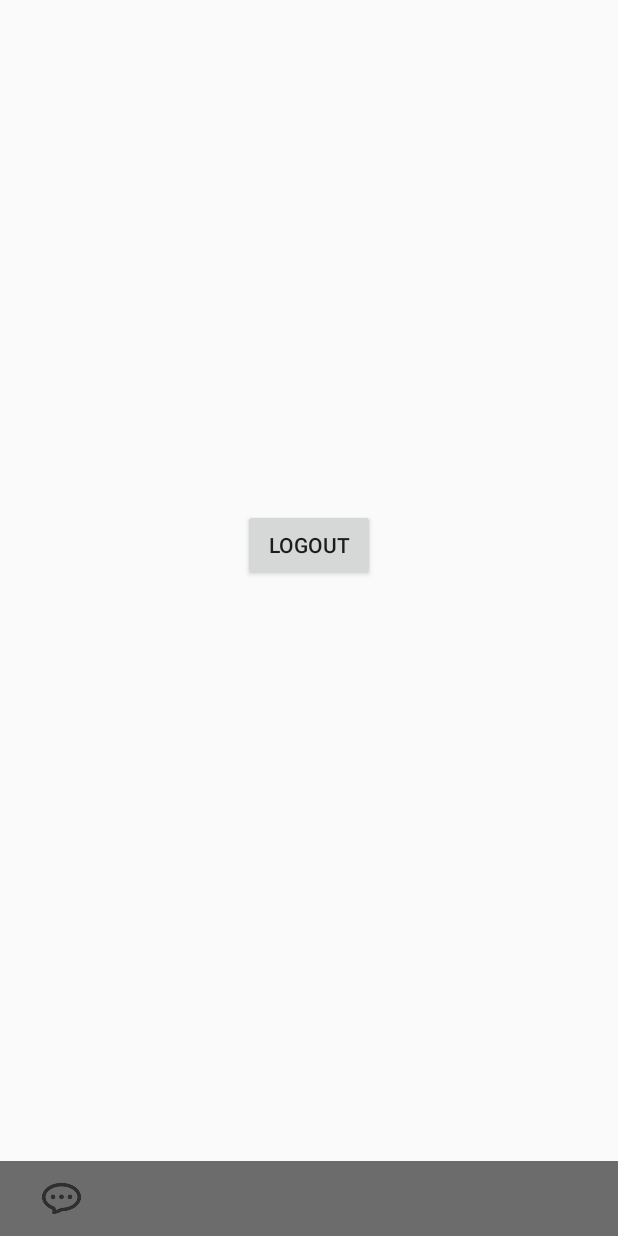
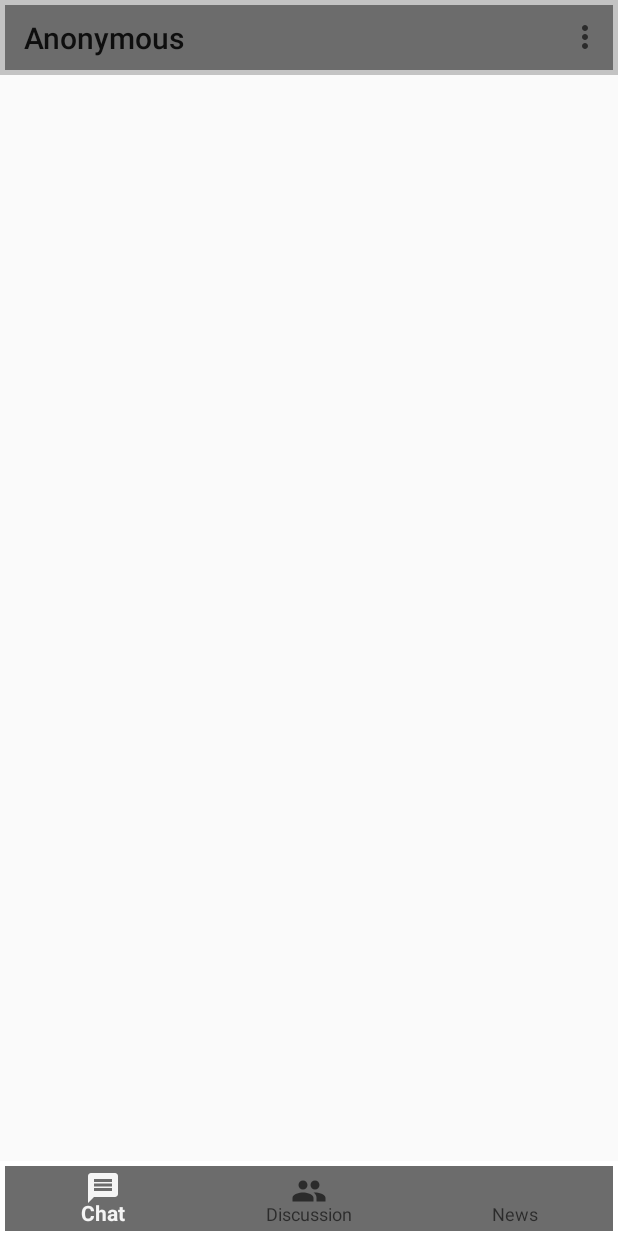
Before and after one commit to timmyyeh/Anonymous, an Android app: the screen it shows after launch once a user with an empty profile is signed in (AnonymousMainActivity), on a phone screen of 412 x 824 dp. Run offline under Robolectric (Android 15) with nearby library versions, the phone set to English and light mode, and no system bars; our stand-ins replace Firebase (no records; nobody signed in at launch, a user with empty details on screens opened directly).

Commit message:
top tool bar and bottom tool bar

```diff
--- a/app/src/main/AndroidManifest.xml
+++ b/app/src/main/AndroidManifest.xml
@@ -20,6 +20,7 @@
         </activity>
         <activity android:name=".AnonymousMainActivity" />
         <activity android:name=".ChatMainActivity" />
+        <activity android:name=".DiscussionMainActivity" />
     </application>
 
 </manifest>
--- a/app/src/main/java/com/anonymous/anonymous/AnonymousMainActivity.java
+++ b/app/src/main/java/com/anonymous/anonymous/AnonymousMainActivity.java
@@ -1,38 +1,79 @@
 package com.anonymous.anonymous;
 
 import android.content.Intent;
+import android.support.annotation.NonNull;
+import android.support.design.widget.BottomNavigationView;
 import android.support.v7.app.AppCompatActivity;
 import android.os.Bundle;
-import android.util.Log;
-import android.view.View;
+import android.support.v7.widget.Toolbar;
+import android.view.Menu;
+import android.view.MenuItem;
 import android.widget.Toast;
 
 import com.google.firebase.auth.FirebaseAuth;
 
 
-public class AnonymousMainActivity extends AppCompatActivity implements View.OnClickListener{
+public class AnonymousMainActivity extends AppCompatActivity implements BottomNavigationView.OnNavigationItemSelectedListener{
 
     @Override
     protected void onCreate(Bundle savedInstanceState) {
         super.onCreate(savedInstanceState);
         setContentView(R.layout.activity_anonymous_main);
 
-        findViewById(R.id.chat_imgbtn).setOnClickListener(this);
-        findViewById(R.id.logout_btn).setOnClickListener(this);
+        //top toolbar
+        Toolbar toolbar = (Toolbar) findViewById(R.id.top_toolbar_main);
+        setSupportActionBar(toolbar);
+        getSupportActionBar().setTitle("Anonymous");
+
+        //bottom nav
+        BottomNavigationView bottomNavigationView = (BottomNavigationView) findViewById(R.id.bottom_nav_view);
+        bottomNavigationView.setOnNavigationItemSelectedListener(this);
+    }
+
+    // toolbar's overflow menu item
+    @Override
+    public boolean onOptionsItemSelected(MenuItem item){
+        switch (item.getItemId()){
+            case R.id.item_logout:
+                FirebaseAuth.getInstance().signOut();
+                switchActivity(LoginMainActivity.class);
+                return true;
+            case R.id.item_2:
+                Toast.makeText(getApplicationContext(), "You click item 2", Toast.LENGTH_LONG).show();
+                return true;
+            default:
+                return super.onOptionsItemSelected(item);
+        }
+    }
+
+    //init overflow menu
+    @Override
+    public boolean onCreateOptionsMenu(Menu menu){
+        getMenuInflater().inflate(R.menu.top_menu, menu);
+        return true;
     }
 
     @Override
-    public void onClick(View view) {
-        Toast.makeText(getApplicationContext(), "Did", Toast.LENGTH_SHORT).show();
-        int id = view.getId();
-        if(id == R.id.logout_btn){
-            FirebaseAuth.getInstance().signOut();
-            Intent intent = new Intent(AnonymousMainActivity.this, LoginMainActivity.class);
-            startActivity(intent);
-        }
-        else if(id == R.id.chat_imgbtn){
-            Intent intent = new Intent(AnonymousMainActivity.this, ChatMainActivity.class);
-            startActivity(intent);
+    public boolean onNavigationItemSelected(@NonNull MenuItem item) {
+        switch(item.getItemId()){
+            case R.id.ic_chat:
+                Toast.makeText(getApplicationContext(), "chat Selected", Toast.LENGTH_LONG).show();
+                switchActivity(ChatMainActivity.class);
+                return true;
+            case R.id.ic_discuss:
+                Toast.makeText(getApplicationContext(), "discussion selected", Toast.LENGTH_SHORT).show();
+                switchActivity(DiscussionMainActivity.class);
+                return true;
+            case R.id.ic_news:
+                Toast.makeText(getApplicationContext(), "news selected", Toast.LENGTH_SHORT).show();
+                return true;
+            default:
+                return super.onOptionsItemSelected(item);
         }
     }
+
+    private void switchActivity(Class<?> ActivityClass) {
+        Intent intent = new Intent(AnonymousMainActivity.this, ActivityClass);
+        startActivity(intent);
+    }
 }
--- /dev/null
+++ b/app/src/main/res/drawable/ic_message_black_24dp.xml
@@ -0,0 +1,9 @@
+<vector xmlns:android="http://schemas.android.com/apk/res/android"
+        android:width="24dp"
+        android:height="24dp"
+        android:viewportWidth="24.0"
+        android:viewportHeight="24.0">
+    <path
+        android:fillColor="#FF000000"
+        android:pathData="M20,2L4,2c-1.1,0 -1.99,0.9 -1.99,2L2,22l4,-4h14c1.1,0 2,-0.9 2,-2L22,4c0,-1.1 -0.9,-2 -2,-2zM18,14L6,14v-2h12v2zM18,11L6,11L6,9h12v2zM18,8L6,8L6,6h12v2z"/>
+</vector>
--- /dev/null
+++ b/app/src/main/res/drawable/ic_people_black_24dp.xml
@@ -0,0 +1,9 @@
+<vector xmlns:android="http://schemas.android.com/apk/res/android"
+        android:width="24dp"
+        android:height="24dp"
+        android:viewportWidth="24.0"
+        android:viewportHeight="24.0">
+    <path
+        android:fillColor="#FF000000"
+        android:pathData="M16,11c1.66,0 2.99,-1.34 2.99,-3S17.66,5 16,5c-1.66,0 -3,1.34 -3,3s1.34,3 3,3zM8,11c1.66,0 2.99,-1.34 2.99,-3S9.66,5 8,5C6.34,5 5,6.34 5,8s1.34,3 3,3zM8,13c-2.33,0 -7,1.17 -7,3.5L1,19h14v-2.5c0,-2.33 -4.67,-3.5 -7,-3.5zM16,13c-0.29,0 -0.62,0.02 -0.97,0.05 1.16,0.84 1.97,1.97 1.97,3.45L17,19h6v-2.5c0,-2.33 -4.67,-3.5 -7,-3.5z"/>
+</vector>
--- /dev/null
+++ b/app/src/main/res/drawable/white_border_bottom.xml
@@ -0,0 +1,19 @@
+<?xml version="1.0" encoding="utf-8"?>
+<selector xmlns:android="http://schemas.android.com/apk/res/android"
+    android:layout_width="match_parent"
+    android:layout_height="1dp">
+
+    <item
+        android:bottom="-1dp"
+        android:right="-1dp"
+        android:left="-1dp"
+        android:top="1dp">
+        <shape
+            android:shape="rectangle">
+            <stroke android:color="#ffffff"
+                    android:width="3dp">
+                <solid android:color="#b41818"></solid>
+            </stroke>
+        </shape>
+    </item>
+</selector>
--- /dev/null
+++ b/app/src/main/res/drawable/white_border_top.xml
@@ -0,0 +1,19 @@
+<?xml version="1.0" encoding="utf-8"?>
+<selector xmlns:android="http://schemas.android.com/apk/res/android"
+    android:layout_width="match_parent"
+    android:layout_height="1dp">
+
+    <item
+        android:bottom="1dp"
+        android:right="-1dp"
+        android:left="-1dp"
+        android:top="-1dp">
+        <shape
+            android:shape="rectangle">
+            <stroke android:color="#c3c3c3"
+                    android:width="3dp">
+                <solid android:color="#ffffff"></solid>
+            </stroke>
+        </shape>
+    </item>
+</selector>
--- a/app/src/main/res/layout/activity_anonymous_main.xml
+++ b/app/src/main/res/layout/activity_anonymous_main.xml
@@ -1,49 +1,43 @@
 <?xml version="1.0" encoding="utf-8"?>
-<android.support.constraint.ConstraintLayout xmlns:android="http://schemas.android.com/apk/res/android"
+<RelativeLayout xmlns:android="http://schemas.android.com/apk/res/android"
     xmlns:app="http://schemas.android.com/apk/res-auto"
     xmlns:tools="http://schemas.android.com/tools"
+    android:orientation="vertical"
     android:layout_width="match_parent"
     android:layout_height="match_parent"
     tools:context="com.anonymous.anonymous.AnonymousMainActivity">
+    <RelativeLayout
 
-    <Button
-        android:id="@+id/logout_btn"
-        android:layout_width="wrap_content"
-        android:layout_height="wrap_content"
-        android:layout_marginBottom="326dp"
-        android:layout_marginTop="228dp"
-        android:text="logout"
-        app:layout_constraintBottom_toBottomOf="parent"
-        app:layout_constraintEnd_toEndOf="parent"
-        app:layout_constraintStart_toStartOf="parent"
-        app:layout_constraintTop_toTopOf="parent" />
-    <android.support.v7.widget.Toolbar
-        android:id="@+id/bottom_toolbar"
-        android:layout_width="0dp"
+        android:layout_width="match_parent"
         android:layout_height="50dp"
-        android:layout_marginTop="252dp"
+        android:layout_alignParentTop="true"
         android:background="@color/common_google_signin_btn_text_light_default"
-        android:theme="@style/ThemeOverlay.AppCompat.ActionBar"
-        app:layout_constraintBottom_toBottomOf="parent"
-        app:layout_constraintEnd_toEndOf="parent"
-        app:layout_constraintHorizontal_bias="0.0"
-        app:layout_constraintLeft_toLeftOf="parent"
-        app:layout_constraintLeft_toRightOf="parent"
-        app:layout_constraintStart_toStartOf="parent"
-        app:layout_constraintTop_toBottomOf="@+id/logout_btn"
-        app:layout_constraintVertical_bias="1.0"
-        app:popupTheme="@style/ThemeOverlay.AppCompat.Light">
+        >
+        <android.support.v7.widget.Toolbar
+            android:id="@+id/top_toolbar_main"
+            android:layout_width="match_parent"
+            android:layout_height="wrap_content"
+            android:background="@drawable/white_border_top"
+            />
+    </RelativeLayout>
 
-        <ImageButton
-            android:id="@+id/chat_imgbtn"
-            android:layout_width="50dip"
-            android:layout_height="50dip"
-            android:layout_weight="1"
-            android:backgroundTint="#00000000"
-            android:scaleType="fitCenter"
-            android:clickable="true"
-            app:srcCompat="@drawable/chat" />
 
-    </android.support.v7.widget.Toolbar>
+    <RelativeLayout
+        android:layout_width="match_parent"
+        android:layout_height="50dp"
+        android:layout_alignParentBottom="true"
+        android:background="@color/common_google_signin_btn_text_light_default"
+        >
+        <android.support.design.widget.BottomNavigationView
+            android:layout_height="match_parent"
+            android:layout_width="match_parent"
+            android:id="@+id/bottom_nav_view"
+            android:background="@drawable/white_border_bottom"
+            app:menu="@menu/bottom_menu"
+            />
 
-</android.support.constraint.ConstraintLayout>
+
+    </RelativeLayout>
+
+
+</RelativeLayout>
--- /dev/null
+++ b/app/src/main/res/menu/bottom_menu.xml
@@ -0,0 +1,16 @@
+<?xml version="1.0" encoding="utf-8"?>
+<menu xmlns:android="http://schemas.android.com/apk/res/android">
+    <item
+        android:id="@+id/ic_chat"
+        android:icon="@drawable/ic_message_black_24dp"
+        android:title="Chat"/>
+    <item
+        android:id="@+id/ic_discuss"
+        android:icon="@drawable/ic_people_black_24dp"
+        android:title="Discussion"/>
+    <item
+        android:id="@+id/ic_news"
+        android:title="News"/>
+
+
+</menu>
--- /dev/null
+++ b/app/src/main/res/menu/top_menu.xml
@@ -0,0 +1,18 @@
+<?xml version="1.0" encoding="utf-8"?>
+<menu xmlns:android="http://schemas.android.com/apk/res/android"
+    xmlns:app="http://schemas.android.com/apk/res-auto"
+    >
+
+    <item
+        android:id="@+id/item_logout"
+        android:title="Logout"
+        app:showAsAction="never"
+        />
+
+    <item
+        android:id="@+id/item_2"
+        android:title="test2"
+        app:showAsAction="never"
+        />
+
+</menu>
```
Also changed, not shown: app/src/main/java/com/anonymous/anonymous/ChatMainActivity.java (+2 -9 lines), app/src/main/res/layout/activity_chat_main.xml (+33 -28 lines), app/src/main/res/layout/activity_discussion_main.xml (+37 -3 lines), app/src/main/res/drawable/chat.png (deleted).
